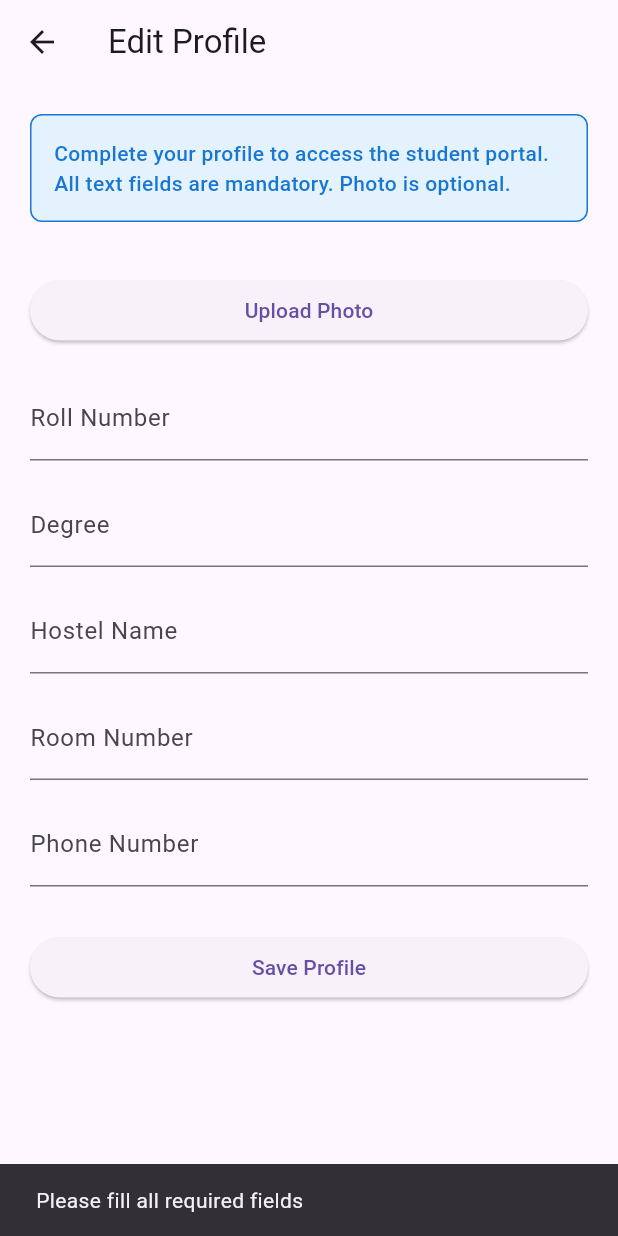
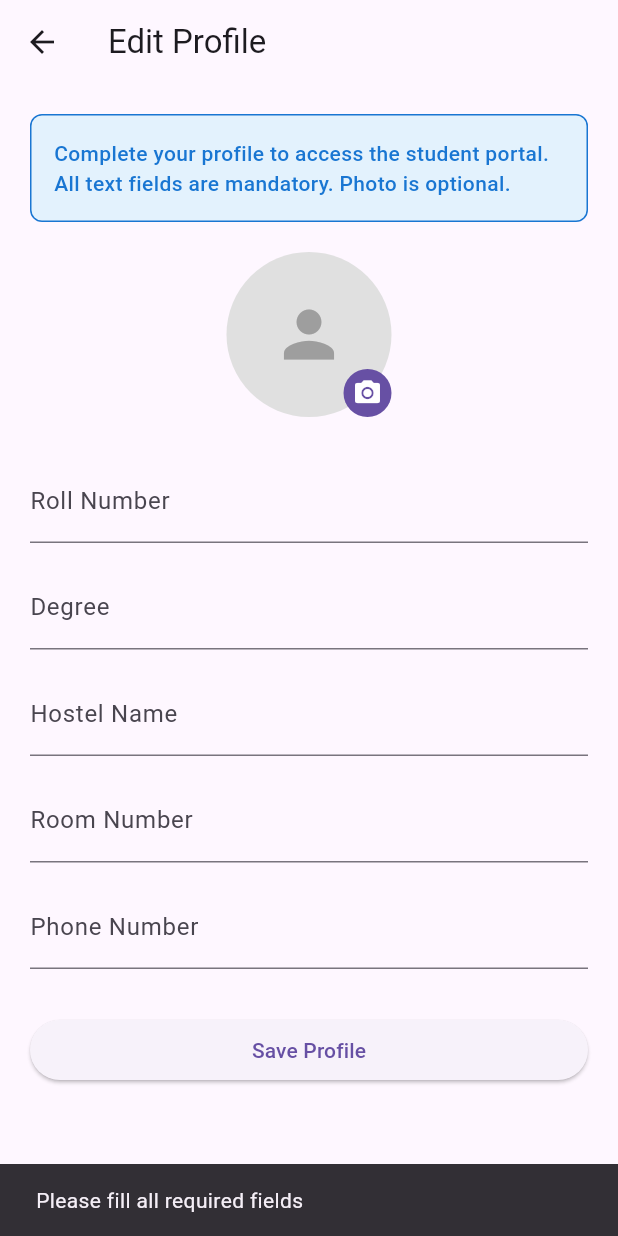
Before and after one commit to Snehashish-M/FINAL_gate_app, a Flutter app: the ProfileSetup screen opened directly, after a tap on "Save Profile", on a phone screen of 412 x 824 dp. Run offline on Flutter 3.47's test engine with Material 3 defaults, Android fonts, the phone set to English and light mode, and no system bars; our stand-ins replace cloud_firestore, firebase_auth, firebase_core, google_sign_in, image_picker, qr_flutter; accounts and stored records are empty.

Commit message:
Add profile photo: base64 storage, dashboard avatar with menu, student photo in warden leave requests

```diff
--- a/lib/screens/leave_application.dart
+++ b/lib/screens/leave_application.dart
@@ -148,6 +148,7 @@ class _LeaveApplicationState extends State<LeaveApplication> {
       "hostel": userData?["hostel"],
       "roomNumber": userData?["roomNumber"],
       "phone": userData?["phone"],
+      "photo": userData?["photo"] ?? "",
 
       "floor": floorController.text,
 
--- a/lib/screens/profile_setup.dart
+++ b/lib/screens/profile_setup.dart
@@ -1,9 +1,9 @@
+import 'dart:convert';
 import 'dart:typed_data';
 import 'package:flutter/material.dart';
 import 'package:image_picker/image_picker.dart';
 import 'package:firebase_auth/firebase_auth.dart';
 import 'package:cloud_firestore/cloud_firestore.dart';
-import 'package:firebase_storage/firebase_storage.dart';
 import 'student_dashboard.dart';
 
 class ProfileSetup extends StatefulWidget {
@@ -24,7 +24,8 @@ class _ProfileSetupState extends State<ProfileSetup> {
   final phoneController = TextEditingController();
 
   Uint8List? _imageBytes;
-  String? existingPhoto;
+  String? existingPhotoBase64; // base64 string from Firestore
+  String _photoStatus = "";
 
   final picker = ImagePicker();
 
@@ -66,7 +67,7 @@ class _ProfileSetupState extends State<ProfileSetup> {
         roomController.text = data["roomNumber"] ?? "";
         phoneController.text = data["phone"] ?? "";
 
-        existingPhoto = data["photo"];
+        existingPhotoBase64 = data["photo"];
 
         setState(() {});
       }
@@ -82,17 +83,39 @@ class _ProfileSetupState extends State<ProfileSetup> {
 
   Future pickImage() async {
 
-    final picked = await picker.pickImage(source: ImageSource.gallery);
+    // Compress: max 200x200 pixels, 70% quality → keeps size under 50KB
+    final picked = await picker.pickImage(
+      source: ImageSource.gallery,
+      maxWidth: 200,
+      maxHeight: 200,
+      imageQuality: 70,
+    );
 
     if (picked != null) {
 
       final bytes = await picked.readAsBytes();
+      final sizeKB = (bytes.length / 1024).toStringAsFixed(1);
 
       setState(() {
         _imageBytes = bytes;
+        _photoStatus = "Photo selected ✓ (${sizeKB}KB)";
       });
 
     }
+  }
+
+  /// Get the photo to display as bytes (from picked image or existing base64)
+  Uint8List? _getDisplayBytes() {
+    if (_imageBytes != null) return _imageBytes;
+    if (existingPhotoBase64 != null && existingPhotoBase64!.isNotEmpty) {
+      try {
+        return base64Decode(existingPhotoBase64!);
+      } catch (e) {
+        debugPrint("Error decoding photo: $e");
+        return null;
+      }
+    }
+    return null;
   }
 
   Future saveProfile() async {
@@ -139,31 +162,11 @@ class _ProfileSetupState extends State<ProfileSetup> {
     );
 
     try {
-      String imageUrl = existingPhoto ?? "";
+      // Encode photo as base64 string to store directly in Firestore
+      String photoBase64 = existingPhotoBase64 ?? "";
 
       if (_imageBytes != null) {
-        try {
-          final ref = FirebaseStorage.instance
-              .ref()
-              .child("profile_photos")
-              .child("${user.uid}.jpg");
-
-          // Add content-type metadata for better Storage compatibility
-          final metadata = SettableMetadata(contentType: 'image/jpeg');
-
-          final task = ref.putData(_imageBytes!, metadata);
-
-          await task.timeout(
-            const Duration(seconds: 60),
-          );
-
-          imageUrl = await ref.getDownloadURL();
-          debugPrint("Image uploaded successfully");
-        } catch (uploadError) {
-          debugPrint("Error uploading image: $uploadError");
-          // Don't throw - allow profile to save without photo
-          imageUrl = existingPhoto ?? "";
-        }
+        photoBase64 = base64Encode(_imageBytes!);
       }
 
       await FirebaseFirestore.instance
@@ -176,18 +179,24 @@ class _ProfileSetupState extends State<ProfileSetup> {
         "hostel": hostelController.text,
         "roomNumber": roomController.text,
         "phone": phoneController.text,
-        "photo": imageUrl,
+        "photo": photoBase64,
 
       }, SetOptions(merge: true));
 
-      // Close loading dialog using the dialogContext
+      // Close loading dialog
       if (dialogContext != null && dialogContext!.mounted) {
         Navigator.of(dialogContext!).pop();
       }
 
       if (mounted) {
         ScaffoldMessenger.of(context).showSnackBar(
-          const SnackBar(content: Text("Profile Saved Successfully")),
+          SnackBar(
+            content: Text(
+              photoBase64.isNotEmpty
+                  ? "Profile saved with photo ✓"
+                  : "Profile saved (no photo)",
+            ),
+          ),
         );
       }
 
@@ -221,6 +230,8 @@ class _ProfileSetupState extends State<ProfileSetup> {
   @override
   Widget build(BuildContext context) {
 
+    final displayBytes = _getDisplayBytes();
+
     return Scaffold(
 
       appBar: AppBar(
@@ -253,18 +264,59 @@ class _ProfileSetupState extends State<ProfileSetup> {
             if (widget.isFirstTime)
               const SizedBox(height: 20),
 
-            if (_imageBytes != null)
-              Image.memory(_imageBytes!, height: 120)
+            // Photo preview — centered circle
+            Center(
+              child: Stack(
+                children: [
+                  CircleAvatar(
+                    radius: 55,
+                    backgroundColor: Colors.grey[300],
+                    backgroundImage: displayBytes != null
+                        ? MemoryImage(displayBytes)
+                        : null,
+                    child: displayBytes == null
+                        ? const Icon(Icons.person, size: 50, color: Colors.grey)
+                        : null,
+                  ),
+                  Positioned(
+                    bottom: 0,
+                    right: 0,
+                    child: GestureDetector(
+                      onTap: pickImage,
+                      child: Container(
+                        padding: const EdgeInsets.all(6),
+                        decoration: BoxDecoration(
+                          color: Theme.of(context).primaryColor,
+                          shape: BoxShape.circle,
+                        ),
+                        child: const Icon(
+                          Icons.camera_alt,
+                          color: Colors.white,
+                          size: 20,
+                        ),
+                      ),
+                    ),
+                  ),
+                ],
+              ),
+            ),
 
-            else if (existingPhoto != null && existingPhoto!.isNotEmpty)
-              Image.network(existingPhoto!, height: 120),
+            const SizedBox(height: 8),
 
-            const SizedBox(height: 15),
-
-            ElevatedButton(
-              onPressed: pickImage,
-              child: const Text("Upload Photo"),
-            ),
+            // Photo status text
+            if (_photoStatus.isNotEmpty)
+              Center(
+                child: Text(
+                  _photoStatus,
+                  style: TextStyle(
+                    color: _photoStatus.contains("✗")
+                        ? Colors.red
+                        : Colors.green,
+                    fontWeight: FontWeight.w500,
+                    fontSize: 13,
+                  ),
+                ),
+              ),
 
             const SizedBox(height: 20),
 
```
Also changed, not shown: lib/screens/student_dashboard.dart (+106 -34 lines), lib/screens/warden_dashboard.dart (+50 -6 lines).
